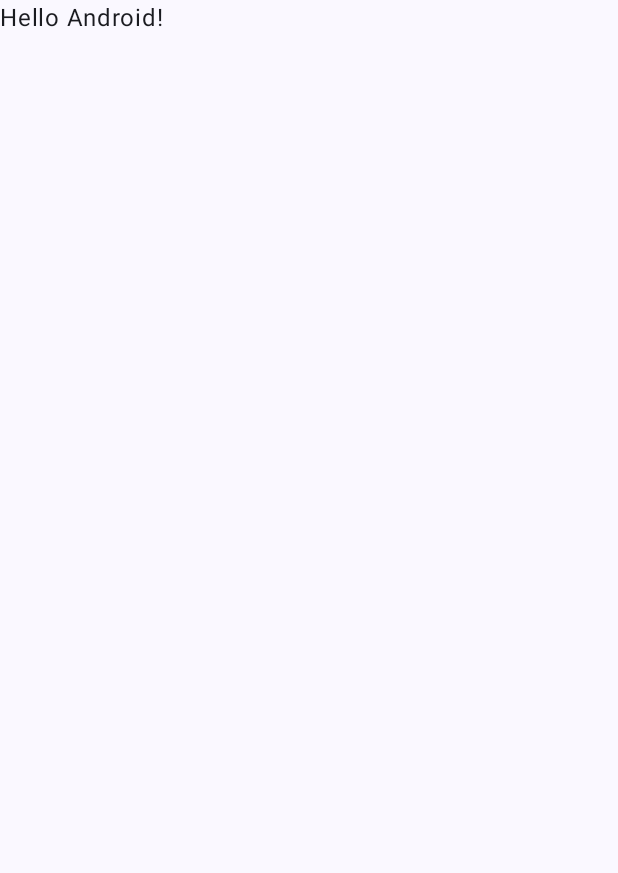
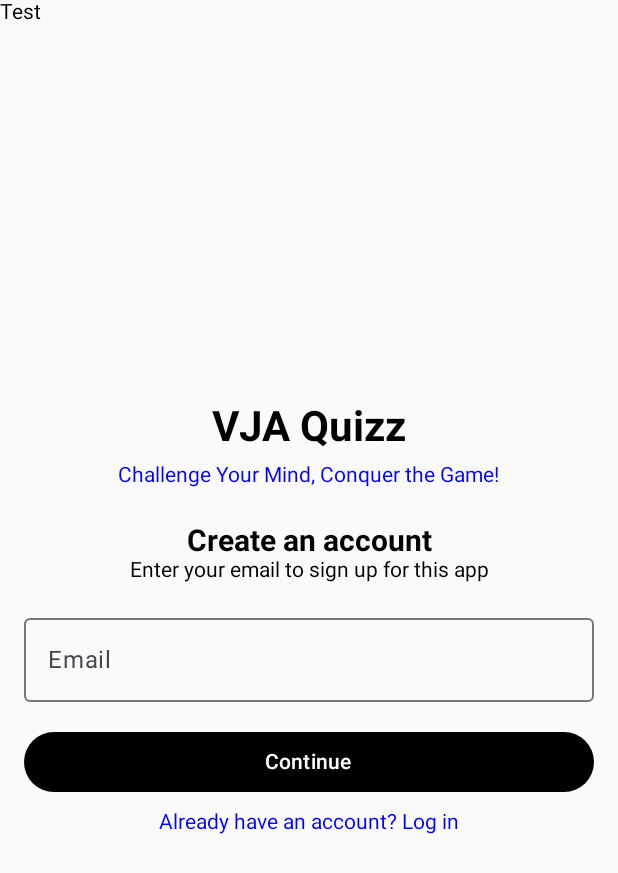
Before and after one commit to Group-36-Mobile-Dev-Project/QuizAppProject-G36-, an Android app built with Jetpack Compose: the screen it shows after launch (MainActivity), on a phone screen of 412 x 824 dp. Before the commit the part shown is almost empty. Shown: the top 873 px of the screen. Run offline under Robolectric (Android 15) with nearby library versions, the phone set to English and light mode, and no system bars; our stand-ins replace Firebase (no records; nobody signed in at launch, a user with empty details on screens opened directly).

Commit message:
Login and register screens = backend and frontend finished (Firebase authentication working)

```diff
--- a/app/src/main/AndroidManifest.xml
+++ b/app/src/main/AndroidManifest.xml
@@ -19,7 +19,6 @@
             android:theme="@style/Theme.QuizApp">
             <intent-filter>
                 <action android:name="android.intent.action.MAIN" />
-
                 <category android:name="android.intent.category.LAUNCHER" />
             </intent-filter>
         </activity>
--- a/app/src/main/java/com/example/quizapp/MainActivity.kt
+++ b/app/src/main/java/com/example/quizapp/MainActivity.kt
@@ -3,45 +3,37 @@ package com.example.quizapp
 import android.os.Bundle
 import androidx.activity.ComponentActivity
 import androidx.activity.compose.setContent
-import androidx.activity.enableEdgeToEdge
-import androidx.compose.foundation.layout.fillMaxSize
-import androidx.compose.foundation.layout.padding
-import androidx.compose.material3.Scaffold
-import androidx.compose.material3.Text
-import androidx.compose.runtime.Composable
-import androidx.compose.ui.Modifier
-import androidx.compose.ui.tooling.preview.Preview
-import com.example.quizapp.ui.theme.QuizAppTheme
+import androidx.compose.material3.*
+import androidx.compose.runtime.*
+import androidx.navigation.compose.*
+import com.example.quizapp.ui.*
+import com.example.quizapp.ui.screens.*
+import com.example.quizapp.viewmodel.AuthViewModel
 
 class MainActivity : ComponentActivity() {
     override fun onCreate(savedInstanceState: Bundle?) {
         super.onCreate(savedInstanceState)
-        enableEdgeToEdge()
         setContent {
-            QuizAppTheme {
-                Scaffold(modifier = Modifier.fillMaxSize()) { innerPadding ->
-                    Greeting(
-                        name = "Android",
-                        modifier = Modifier.padding(innerPadding)
-                    )
-                }
-            }
+            Text("Test")
+            val authViewModel = remember { AuthViewModel() }
+            QuizAppNavigation(authViewModel)
         }
     }
 }
 
 @Composable
-fun Greeting(name: String, modifier: Modifier = Modifier) {
-    Text(
-        text = "Hello $name!",
-        modifier = modifier
-    )
+fun QuizAppNavigation(authViewModel: AuthViewModel) {
+    val navController = rememberNavController()
+
+    NavHost(navController, startDestination = "register") {
+        composable("register") { RegisterScreen(navController, authViewModel) }
+        composable("login") { LoginScreen(navController, authViewModel) }
+        composable("home") { HomeScreen(navController) }
+    }
 }
 
-@Preview(showBackground = true)
-@Composable
-fun GreetingPreview() {
-    QuizAppTheme {
-        Greeting("Android")
-    }
-}
+// INFO !! //
+
+// Jetpack Compose Navigation set up.
+// Navigating between "Register", "Login" and "Home" screens.
+// Opens up the "Register screen" when the app launches.
--- /dev/null
+++ b/app/src/main/java/com/example/quizapp/ui/screens/RegisterScreen.kt
@@ -0,0 +1,132 @@
+package com.example.quizapp.ui.screens
+
+import androidx.compose.foundation.layout.*
+import androidx.compose.material3.*
+import androidx.compose.runtime.*
+import androidx.compose.ui.Alignment
+import androidx.compose.ui.Modifier
+import androidx.compose.ui.graphics.Color
+import androidx.compose.ui.platform.LocalContext
+import androidx.compose.ui.text.input.PasswordVisualTransformation
+import androidx.compose.ui.unit.dp
+import androidx.lifecycle.viewmodel.compose.viewModel
+import com.example.quizapp.viewmodel.AuthViewModel
+import android.widget.Toast
+import androidx.compose.foundation.clickable
+import androidx.compose.ui.text.font.FontWeight
+import androidx.compose.ui.unit.sp
+import androidx.navigation.NavController
+
+@Composable
+fun RegisterScreen(navController: NavController, authViewModel: AuthViewModel) {
+    var email by remember { mutableStateOf("") }
+    var username by remember { mutableStateOf("") }
+    var password by remember { mutableStateOf("") }
+    var currentStep by remember { mutableStateOf(1) } // Step control
+
+    Column(
+        modifier = Modifier
+            .fillMaxSize()
+            .padding(16.dp),
+        verticalArrangement = Arrangement.Center,
+        horizontalAlignment = Alignment.CenterHorizontally
+    ) {
+        Text(
+            text = "VJA Quizz",
+            fontSize = 28.sp,
+            fontWeight = FontWeight.Bold
+        )
+
+        Spacer(modifier = Modifier.height(8.dp))
+
+        Text(
+            text = "Challenge Your Mind, Conquer the Game!",
+            fontSize = 14.sp,
+            color = Color.Blue
+        )
+
+        Spacer(modifier = Modifier.height(24.dp))
+
+        if (currentStep == 1) {  // **Step 1: Email Entry**
+            Text(text = "Create an account", fontSize = 20.sp, fontWeight = FontWeight.Bold)
+            Text(text = "Enter your email to sign up for this app")
+
+            Spacer(modifier = Modifier.height(16.dp))
+
+            OutlinedTextField(
+                value = email,
+                onValueChange = { email = it },
+                label = { Text("Email") },
+                modifier = Modifier.fillMaxWidth()
+            )
+
+            Spacer(modifier = Modifier.height(16.dp))
+
+            Button(
+                onClick = { currentStep = 2 }, // Go to next step
+                modifier = Modifier.fillMaxWidth(),
+                colors = ButtonDefaults.buttonColors(Color.Black)
+            ) {
+                Text(text = "Continue", color = Color.White)
+            }
+
+            Spacer(modifier = Modifier.height(8.dp))
+
+            Text(
+                text = "Already have an account? Log in",
+                color = Color.Blue,
+                modifier = Modifier.clickable { navController.navigate("login") }
+            )
+
+        } else {  // **Step 2: Username & Password Entry**
+            Text(text = "Complete your profile", fontSize = 20.sp, fontWeight = FontWeight.Bold)
+            Text(text = "Enter your username and password to continue")
+
+            Spacer(modifier = Modifier.height(16.dp))
+
+            OutlinedTextField(
+                value = username,
+                onValueChange = { username = it },
+                label = { Text("Username") },
+                modifier = Modifier.fillMaxWidth()
+            )
+
+            Spacer(modifier = Modifier.height(16.dp))
+
+            OutlinedTextField(
+                value = password,
+                onValueChange = { password = it },
+                label = { Text("Password") },
+                modifier = Modifier.fillMaxWidth(),
+                visualTransformation = PasswordVisualTransformation()
+            )
+
+            Spacer(modifier = Modifier.height(16.dp))
+
+            Button(
+                onClick = {
+                    authViewModel.registerUser(email, username, password) { success, errorMessage ->
+                        if (success) {
+                            navController.navigate("login") // Navigate to login on success
+                        } else {
+                            // Handle error (e.g., show a Toast or error message)
+                            println("Registration failed: $errorMessage")
+                        }
+                    }
+                },
+                modifier = Modifier.fillMaxWidth(),
+                colors = ButtonDefaults.buttonColors(Color.Black)
+            ) {
+                Text(text = "Sign Up", color = Color.White)
+            }
+        }
+    }
+}
+
+// !! INFO HERE !!
+
+// Displays the "Beetlequiz!" greeting and tagline!
+// it let's users enter their email, password!
+// Calls Firebase Auth via AuthViewModel when clicking Register!
+// Navigates to Login Screen if the user already has an account!
+// Shows success & error messages!
--- a/gradle/libs.versions.toml
+++ b/gradle/libs.versions.toml
@@ -27,5 +27,5 @@ androidx-material3 = { group = "androidx.compose.material3", name = "material3"
 
 [plugins]
 android-application = { id = "com.android.application", version.ref = "agp" }
-kotlin-android = { id = "org.jetbrains.kotlin.android", version.ref = "kotlin" }
+kotlin-android = { id = "org.jetbrains.kotlin.android", version = "1.9.24" }
 kotlin-compose = { id = "org.jetbrains.kotlin.plugin.compose", version.ref = "kotlin" }
```
Also changed, not shown: app/build.gradle.kts (+7 -0 lines), app/src/main/java/com/example/quizapp/ui/HomeScreen.kt (added, +77 -0 lines), app/src/main/java/com/example/quizapp/ui/screens/LoginScreen.kt (added, +99 -0 lines), app/src/main/java/com/example/quizapp/viewmodel/AuthViewModel.kt (added, +55 -0 lines).
